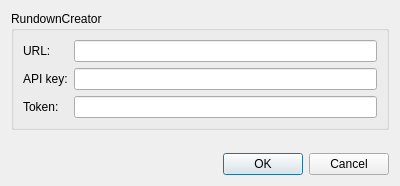
petersimonsson/simpleprompter, file settingsdialog.ui: the form before one commit.
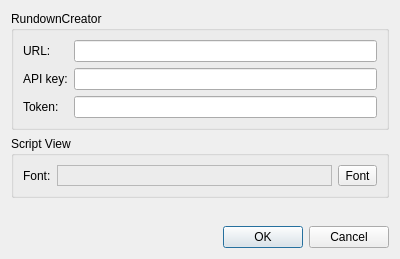
The form after the commit. Icons and pictures are not drawn.

Commit message: Make font of script view configurable

The edit to the form file:
```diff
--- a/settingsdialog.ui
+++ b/settingsdialog.ui
@@ -7,13 +7,36 @@
     <x>0</x>
     <y>0</y>
     <width>400</width>
-    <height>186</height>
+    <height>259</height>
    </rect>
   </property>
   <property name="windowTitle">
    <string>Settings</string>
   </property>
   <layout class="QGridLayout" name="gridLayout_2">
+   <item row="2" column="0">
+    <spacer name="verticalSpacer">
+     <property name="orientation">
+      <enum>Qt::Vertical</enum>
+     </property>
+     <property name="sizeHint" stdset="0">
+      <size>
+       <width>20</width>
+       <height>106</height>
+      </size>
+     </property>
+    </spacer>
+   </item>
+   <item row="3" column="0">
+    <widget class="QDialogButtonBox" name="buttonBox">
+     <property name="orientation">
+      <enum>Qt::Horizontal</enum>
+     </property>
+     <property name="standardButtons">
+      <set>QDialogButtonBox::Cancel|QDialogButtonBox::Ok</set>
+     </property>
+    </widget>
+   </item>
    <item row="0" column="0">
     <widget class="QGroupBox" name="groupBox">
      <property name="title">
@@ -54,26 +77,43 @@
     </widget>
    </item>
    <item row="1" column="0">
-    <spacer name="verticalSpacer">
-     <property name="orientation">
-      <enum>Qt::Vertical</enum>
+    <widget class="QGroupBox" name="groupBox_2">
+     <property name="title">
+      <string>Script View</string>
      </property>
-     <property name="sizeHint" stdset="0">
-      <size>
-       <width>20</width>
-       <height>106</height>
-      </size>
-     </property>
-    </spacer>
-   </item>
-   <item row="2" column="0">
-    <widget class="QDialogButtonBox" name="buttonBox">
-     <property name="orientation">
-      <enum>Qt::Horizontal</enum>
-     </property>
-     <property name="standardButtons">
-      <set>QDialogButtonBox::Cancel|QDialogButtonBox::Ok</set>
-     </property>
+     <layout class="QGridLayout" name="gridLayout_3">
+      <item row="0" column="0">
+       <widget class="QLabel" name="label_4">
+        <property name="text">
+         <string>Font:</string>
+        </property>
+       </widget>
+      </item>
+      <item row="0" column="1">
+       <widget class="QLabel" name="fontLabel">
+        <property name="sizePolicy">
+         <sizepolicy hsizetype="Preferred" vsizetype="Preferred">
+          <horstretch>1</horstretch>
+          <verstretch>0</verstretch>
+         </sizepolicy>
+        </property>
+        <property name="frameShape">
+         <enum>QFrame::StyledPanel</enum>
+        </property>
+       </widget>
+      </item>
+      <item row="0" column="2">
+       <widget class="QToolButton" name="fontButton">
+        <property name="text">
+         <string>Font</string>
+        </property>
+        <property name="icon">
+         <iconset resource="simpleprompter.qrc">
+          <normaloff>:/icons/create.png</normaloff>:/icons/create.png</iconset>
+        </property>
+       </widget>
+      </item>
+     </layout>
     </widget>
    </item>
   </layout>
```
Left out of the diff: 4 changed lines with no effect on the pictures. The commit also changes 7 other files.
